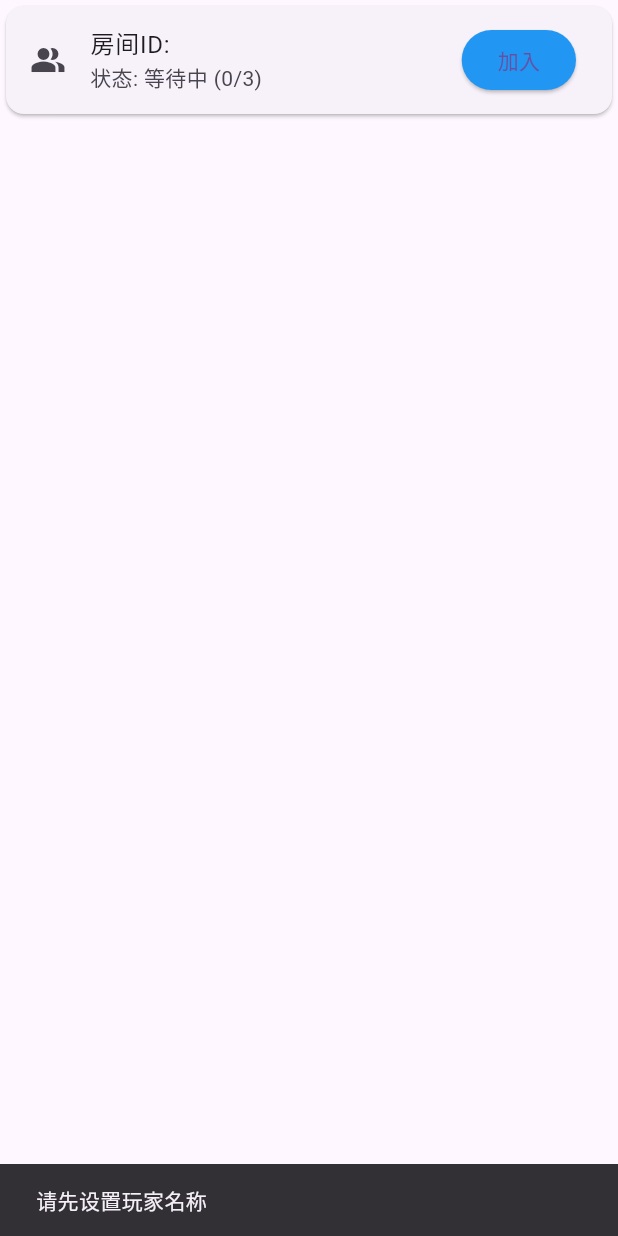
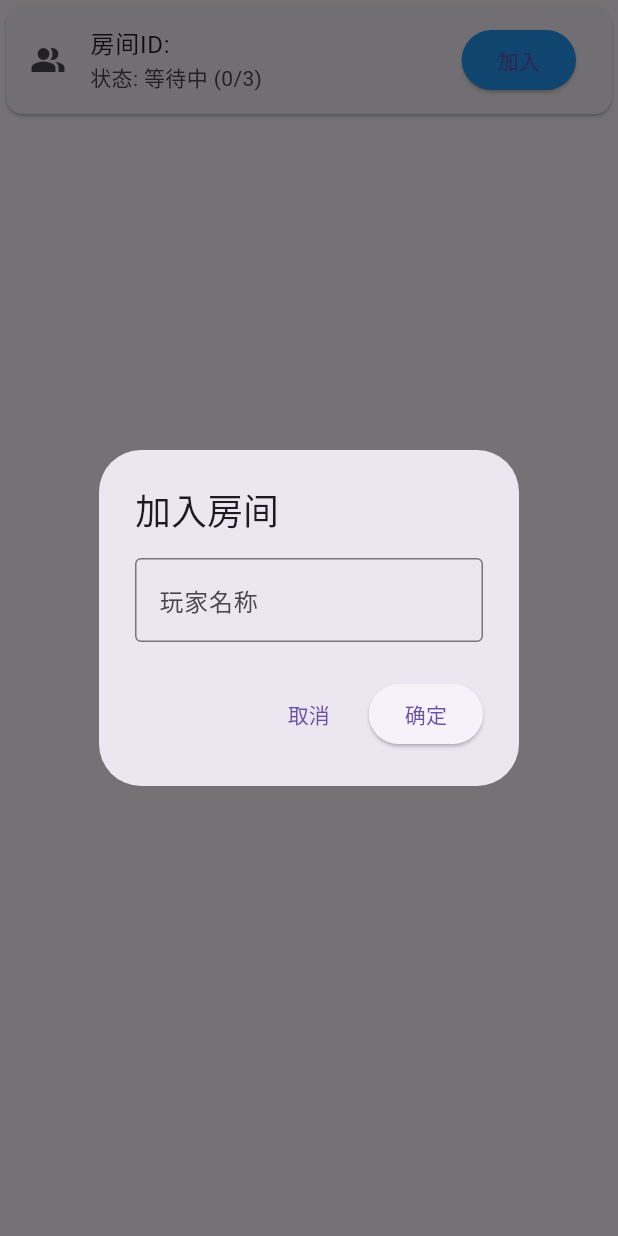
Before and after one commit to 129s/Landlords, a Flutter app: the _RoomListItem widget shown alone on an empty page, opened directly with empty values, after a tap on "加入", on a phone screen of 412 x 824 dp. Run offline on Flutter 3.47's test engine with Material 3 defaults, Android fonts, the phone set to English and light mode, and no system bars; our stand-ins replace flutter_riverpod, socket_io_client; network calls fail.

Commit message:
Refactor: 调整创建/加入房间逻辑 Refactor: 删除usecase层

```diff
--- a/lib/presentation/pages/lobby_page/room_list.dart
+++ b/lib/presentation/pages/lobby_page/room_list.dart
@@ -2,6 +2,7 @@ import 'package:flutter/material.dart';
 import 'package:flutter_riverpod/flutter_riverpod.dart';
 import 'package:landlords_3/domain/entities/room_model.dart';
 import 'package:landlords_3/presentation/providers/lobby_provider.dart';
+import 'package:landlords_3/presentation/widgets/player_name_dialog.dart';
 
 class RoomList extends ConsumerWidget {
   const RoomList({super.key});
@@ -49,28 +50,29 @@ class _RoomListItem extends StatelessWidget {
       onPressed:
           room.players.length == 3
               ? null
-              : () {
-                final playerName = ProviderScope.containerOf(
-                  context,
-                ).read(lobbyProvider.select((s) => s.playerName));
+              : () async {
+                final hasPlayerName =
+                    ProviderScope.containerOf(
+                      context,
+                    ).read(lobbyProvider.notifier).hasPlayerName();
 
-                if (playerName == null) {
-                  ScaffoldMessenger.of(
-                    context,
-                  ).showSnackBar(const SnackBar(content: Text('请先设置玩家名称')));
-                  return;
+                if (!hasPlayerName) {
+                  await showDialog(
+                    context: context,
+                    builder: (context) => const PlayerNameDialog(title: '加入房间'),
+                  );
                 }
 
-                ProviderScope.containerOf(
+                if (ProviderScope.containerOf(
                   context,
-                ).read(lobbyProvider.notifier).joinRoom(room.id);
+                ).read(lobbyProvider.notifier).hasPlayerName()) {
+                  ProviderScope.containerOf(
+                    context,
+                  ).read(lobbyProvider.notifier).joinRoom(room.id);
+                }
               },
       child: const Text('加入'),
     );
-  }
-
-  void _joinRoom(BuildContext context) {
-    // TODO: 实现加入房间逻辑
   }
 
   void _showRoomDetail(BuildContext context) {
--- /dev/null
+++ b/lib/presentation/widgets/player_name_dialog.dart
@@ -0,0 +1,40 @@
+import 'package:flutter/material.dart';
+import 'package:flutter_riverpod/flutter_riverpod.dart';
+import 'package:landlords_3/presentation/providers/lobby_provider.dart';
+
+class PlayerNameDialog extends ConsumerWidget {
+  final String title;
+  const PlayerNameDialog({required this.title, super.key});
+
+  @override
+  Widget build(BuildContext context, WidgetRef ref) {
+    final controller = TextEditingController();
+
+    return AlertDialog(
+      title: Text(title),
+      content: TextField(
+        controller: controller,
+        decoration: const InputDecoration(
+          labelText: '玩家名称',
+          border: OutlineInputBorder(),
+        ),
+      ),
+      actions: [
+        TextButton(
+          onPressed: () => Navigator.pop(context),
+          child: const Text('取消'),
+        ),
+        ElevatedButton(
+          onPressed: () {
+            final name = controller.text;
+            if (name.isNotEmpty) {
+              ref.read(lobbyProvider.notifier).setPlayerName(name);
+              Navigator.pop(context);
+            }
+          },
+          child: const Text('确定'),
+        ),
+      ],
+    );
+  }
+}
```
Also changed, not shown: lib/domain/usecases/room/create_room.dart (deleted, +0 -11 lines), lib/domain/usecases/room/join_room.dart (deleted, +0 -11 lines), lib/presentation/pages/lobby_page/create_room_dialog.dart (deleted, +0 -44 lines), lib/presentation/pages/lobby_page/lobby_page.dart (+22 -15 lines), lib/presentation/providers/lobby_provider.dart (+14 -4 lines).
